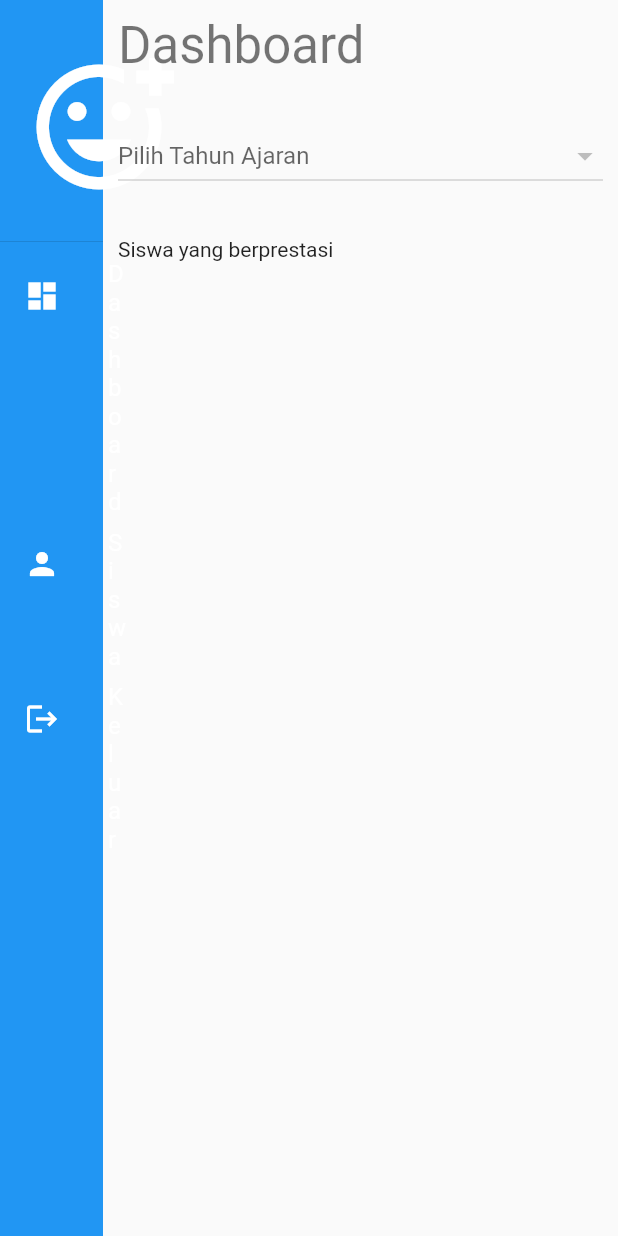
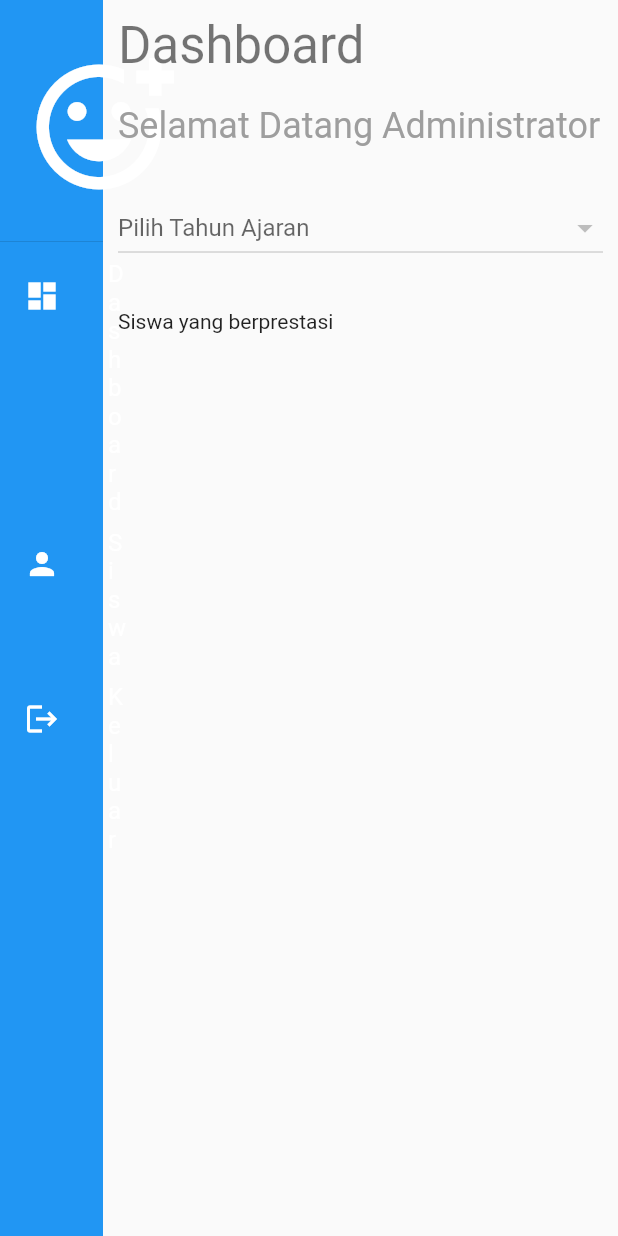
Before and after one commit to sikking100/sisfo-sekolah, a Flutter app: the screen it shows once a user with an empty profile is signed in, on a phone screen of 412 x 824 dp. Run offline on Flutter 3.47's test engine with Material 2 defaults, Android fonts, the phone set to English and light mode, and no system bars; our stand-ins replace cloud_firestore, firebase_auth, firebase_core, get; accounts and stored records are empty; network calls fail.

Commit message:
update perbaikan dialog hapus, perbaikan logout kalau tambah data guru, perbaikan tampilkan nama di dashboard

```diff
--- a/lib/controller/user_controller.dart
+++ b/lib/controller/user_controller.dart
@@ -42,7 +42,7 @@ class UserController extends GetxController {
       ]);
       log(result[1].docs.length.toString());
       listUser.assignAll(result[0].docs.map((e) => ModelUser.fromJson(e.data())));
-      listGuru.assignAll(result[1].docs.map((e) => ModelGuru.fromJson(e.data())));
+      listGuru.assignAll(result[1].docs.map((e) => ModelGuru.fromJson(e)));
       return;
     } catch (e) {
       Get.defaultDialog(middleText: e.toString());
--- a/lib/model/guru.dart
+++ b/lib/model/guru.dart
@@ -1,15 +1,19 @@
+import 'package:cloud_firestore/cloud_firestore.dart';
+
 class ModelGuru {
+  final String id;
   final String nip;
   final String nama;
   final String kelas;
   final String email;
 
-  ModelGuru({this.nip = '', this.nama = '', this.kelas = '', this.email = ''});
+  ModelGuru({this.id = '', this.nip = '', this.nama = '', this.kelas = '', this.email = ''});
 
-  factory ModelGuru.fromJson(Map<String, dynamic> json) => ModelGuru(
-        nip: json['nip'],
-        nama: json['nama'],
-        kelas: json['kelas'],
-        email: json['email'],
+  factory ModelGuru.fromJson(DocumentSnapshot doc) => ModelGuru(
+        id: doc.id,
+        nip: doc.get('nip'),
+        nama: doc.get('nama'),
+        kelas: doc.get('kelas'),
+        email: doc.get('email'),
       );
 }
--- a/lib/pages/dashboard.dart
+++ b/lib/pages/dashboard.dart
@@ -2,11 +2,17 @@ import 'package:flutter/material.dart';
 import 'package:get/get.dart';
 import 'package:new_website/controller/dashboard_controller.dart';
 import 'package:new_website/controller/index_controller.dart';
-import 'package:new_website/model/tahunajar.dart';
-import 'package:new_website/utils/constant.dart';
 
 class PageDashboard extends StatelessWidget {
   const PageDashboard({Key? key}) : super(key: key);
+
+  String get text {
+    if (IndexController.to.guru.value.nama.isEmpty) {
+      return 'Administrator';
+    } else {
+      return IndexController.to.guru.value.nama;
+    }
+  }
 
   @override
   Widget build(BuildContext context) {
@@ -22,6 +28,11 @@ class PageDashboard extends StatelessWidget {
               Text(
                 'Dashboard',
                 style: Get.textTheme.headline4,
+              ),
+              const SizedBox(height: 20),
+              Text(
+                'Selamat Datang $text',
+                style: Get.textTheme.headline5?.copyWith(color: Colors.grey),
               ),
               const SizedBox(height: 30),
               Obx(
```
Also changed, not shown: lib/controller/guru_controller.dart (+9 -4 lines), lib/controller/index_controller.dart (+2 -5 lines), lib/pages/guru/guru.dart (+13 -1 lines), lib/pages/siswa/siswa.dart (+12 -1 lines), firebase.json (added), 5 other files.
